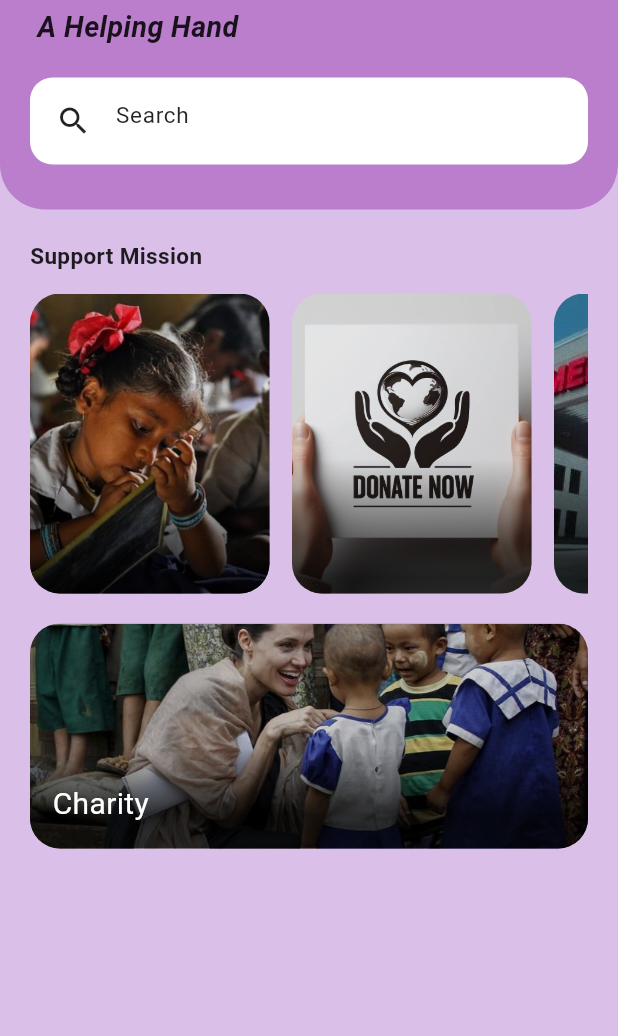
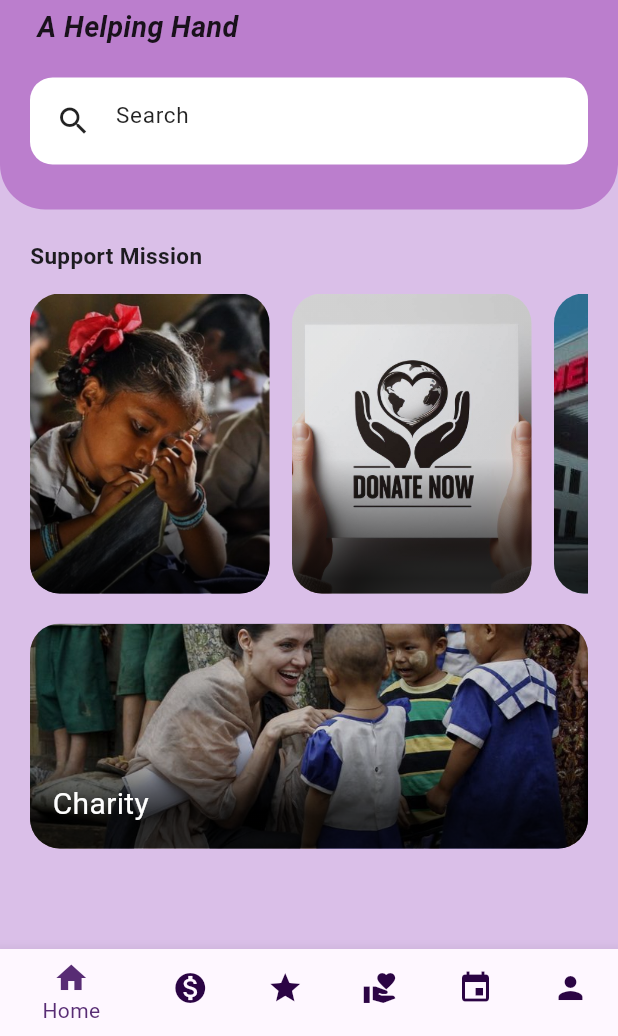
Before and after one commit to ikhushibisht/Parvaah, a Flutter app: the DashboardScreen screen opened directly, on a phone screen of 412 x 824 dp, the part 200-1236 px from its top. Run offline on Flutter 3.47's test engine with Material 3 defaults, Android fonts, the phone set to English and light mode, and no system bars; our stand-ins replace firebase_core, flutter_otp_text_field, get, google_fonts, liquid_swipe, smooth_page_indicator; accounts and stored records are empty.

Commit message:
modified whole

```diff
--- a/lib/src/constants/text_string.dart
+++ b/lib/src/constants/text_string.dart
@@ -1,8 +1,8 @@
 const String tLogin = "Login";
 const String tSignup = "Sign Up";
 
-const String tAppName = "PARVAAH \nA Helping Hand";
-const String tAppTagLine = "Building a better tomorrow";
+const String tAppName = "          PARVAAH \nA Helping Hand";
+const String tAppTagLine = "      Building a better tomorrow";
 
 // --onboarding
 const String tOnboardingTitle1 = "VISION";
--- a/lib/src/features/authentication/screens/dashboard/dashboard.dart
+++ b/lib/src/features/authentication/screens/dashboard/dashboard.dart
@@ -3,14 +3,22 @@ import 'package:flutter/services.dart';
 import 'package:parvaah_helping_hand/src/constants/colors.dart';
 import 'package:parvaah_helping_hand/src/constants/image_string.dart';
 
-class DashboardScreen extends StatelessWidget {
+class DashboardScreen extends StatefulWidget {
   const DashboardScreen({Key? key}) : super(key: key);
+
+  @override
+  _DashboardScreenState createState() => _DashboardScreenState();
+}
+
+class _DashboardScreenState extends State<DashboardScreen> {
+  int _currentIndex = 0;
 
   @override
   Widget build(BuildContext context) {
     var mediaQuery = MediaQuery.of(context);
     var brightness = mediaQuery.platformBrightness;
     final isDarkMode = brightness == Brightness.dark;
+
     return Scaffold(
       backgroundColor: isDarkMode ? tAccentColor : tSecondaryColor,
       appBar: AppBar(
@@ -35,7 +43,9 @@ class DashboardScreen extends StatelessWidget {
                 decoration: BoxDecoration(
                   color: isDarkMode ? tPrimaryColor : tBgColor,
                   borderRadius: const BorderRadius.vertical(
-                        bottom: Radius.circular(30))),
+                    bottom: Radius.circular(30),
+                  ),
+                ),
                 padding: const EdgeInsets.all(20.0),
                 child: Column(
                   crossAxisAlignment: CrossAxisAlignment.start,
@@ -45,29 +55,28 @@ class DashboardScreen extends StatelessWidget {
                       style: TextStyle(
                         color: isDarkMode ? Colors.white : tPrimaryColor,
                         fontSize: 40,
-                          fontWeight: FontWeight.bold),
+                        fontWeight: FontWeight.bold,
                       ),
-                    const SizedBox(
-                      height: 5,
                     ),
+                    const SizedBox(height: 5),
                     Text(
                       ' A Helping Hand',
                       style: TextStyle(
                         color: isDarkMode ? Colors.yellow : Colors.black87,
                         fontStyle: FontStyle.italic,
                         fontSize: 19,
-                          fontWeight: FontWeight.bold),
+                        fontWeight: FontWeight.bold,
                       ),
-                    const SizedBox(
-                      height: 20,
                     ),
+                    const SizedBox(height: 20),
                     Container(
                       padding: const EdgeInsets.all(5),
                       decoration: BoxDecoration(
                         color: isDarkMode
                             ? const Color.fromARGB(255, 200, 196, 196)
                             : Colors.white,
-                          borderRadius: BorderRadius.circular(15)),
+                        borderRadius: BorderRadius.circular(15),
+                      ),
                       child: const TextField(
                         decoration: InputDecoration(
                           border: InputBorder.none,
@@ -76,19 +85,18 @@ class DashboardScreen extends StatelessWidget {
                             color: Colors.black87,
                           ),
                           hintText: "Search",
-                            hintStyle:
-                                TextStyle(color: Colors.black87, fontSize: 15)),
+                          hintStyle: TextStyle(
+                            color: Colors.black87,
+                            fontSize: 15,
                           ),
                         ),
-                    const SizedBox(
-                      height: 10,
                       ),
+                    ),
+                    const SizedBox(height: 10),
                   ],
                 ),
               ),
-              const SizedBox(
-                height: 20,
-              ),
+              const SizedBox(height: 20),
               Padding(
                 padding: const EdgeInsets.symmetric(horizontal: 20.0),
                 child: Column(
@@ -96,12 +104,12 @@ class DashboardScreen extends StatelessWidget {
                   children: <Widget>[
                     const Text(
                       'Support Mission',
-                      style:
-                          TextStyle(fontSize: 15, fontWeight: FontWeight.bold),
+                      style: TextStyle(
+                        fontSize: 15,
+                        fontWeight: FontWeight.bold,
                       ),
-                    const SizedBox(
-                      height: 15,
                     ),
+                    const SizedBox(height: 15),
                     SizedBox(
                       height: 200,
                       child: ListView(
@@ -114,29 +122,27 @@ class DashboardScreen extends StatelessWidget {
                         ],
                       ),
                     ),
-                    const SizedBox(
-                      height: 20,
-                    ),
+                    const SizedBox(height: 20),
                     Container(
                       height: 150,
                       decoration: BoxDecoration(
                         borderRadius: BorderRadius.circular(20),
                         image: const DecorationImage(
-                            fit: BoxFit.cover, image: AssetImage(tDash4)),
+                          fit: BoxFit.cover,
+                          image: AssetImage(tDash4),
+                        ),
                       ),
                       child: Container(
                         decoration: BoxDecoration(
                           borderRadius: BorderRadius.circular(20),
                           gradient: LinearGradient(
                             begin: Alignment.bottomRight,
-                              stops: const [
-                                0.3,
-                                0.9
-                              ],
+                            stops: const [0.3, 0.9],
                             colors: [
                               Colors.black.withOpacity(.8),
-                                Colors.black.withOpacity(.2)
-                              ]),
+                              Colors.black.withOpacity(.2),
+                            ],
+                          ),
                         ),
                         child: const Align(
                           alignment: Alignment.bottomLeft,
@@ -144,19 +150,63 @@ class DashboardScreen extends StatelessWidget {
                             padding: EdgeInsets.all(15.0),
                             child: Text(
                               'Charity',
-                              style:
-                                  TextStyle(color: Colors.white, fontSize: 20),
+                              style: TextStyle(
+                                color: Colors.white,
+                                fontSize: 20,
                               ),
                             ),
                           ),
                         ),
-                    )
-                  ],
                       ),
-              )
+                    ),
                   ],
                 ),
               ),
+            ],
+          ),
+        ),
+      ),
+      bottomNavigationBar: BottomNavigationBar(
+        currentIndex: _currentIndex,
+        onTap: (index) {
+          setState(() {
+            _currentIndex = index;
+          });
+        },
+        items: const [
+          BottomNavigationBarItem(
+            icon: Icon(Icons.home),
+            label: 'Home',
+          ),
+          BottomNavigationBarItem(
+            icon: Icon(Icons.monetization_on),
+            label: 'Donate',
+          ),
+          BottomNavigationBarItem(
+            icon: Icon(Icons.star),
+            label: 'Campaigns',
+          ),
+          BottomNavigationBarItem(
+            icon: Icon(Icons.volunteer_activism),
+            label: 'Volunteer',
+          ),
+          BottomNavigationBarItem(
+            icon: Icon(Icons.event),
+            label: 'Events',
+          ),
+          BottomNavigationBarItem(
+            icon: Icon(Icons.person),
+            label: 'Profile',
+          ),
+        ],
+        backgroundColor: isDarkMode
+            ? tPrimaryColor
+            : tBgColor, // Set background color based on light/dark mode
+        selectedItemColor:
+            isDarkMode ? Colors.amber : tAccentColor, // Set selected item color
+        unselectedItemColor: isDarkMode
+            ? Colors.white
+            : tPrimaryColor, // Set unselected item color
       ),
     );
   }
@@ -168,21 +218,23 @@ class DashboardScreen extends StatelessWidget {
         margin: const EdgeInsets.only(right: 15.0),
         decoration: BoxDecoration(
           borderRadius: BorderRadius.circular(20),
-          image: DecorationImage(fit: BoxFit.cover, image: AssetImage(image)),
+          image: DecorationImage(
+            fit: BoxFit.cover,
+            image: AssetImage(image),
+          ),
         ),
         child: Container(
           decoration: BoxDecoration(
             borderRadius: BorderRadius.circular(20),
             gradient: LinearGradient(
               begin: Alignment.bottomRight,
-                  stops: const [
-                    0.1,
-                    0.9
-                  ],
+              stops: const [0.1, 0.9],
               colors: [
                 Colors.black.withOpacity(.8),
-                    Colors.black.withOpacity(.1)
-                  ])),
+                Colors.black.withOpacity(.1),
+              ],
+            ),
+          ),
         ),
       ),
     );
--- a/lib/src/features/authentication/screens/onbo_screen/onbo_sc.dart
+++ b/lib/src/features/authentication/screens/onbo_screen/onbo_sc.dart
@@ -24,7 +24,7 @@ class OnBoardingScreen extends StatelessWidget {
             liquidController: obController.controller,
             onPageChangeCallback: obController.onPageChangedCallback,
             slideIconWidget: const Icon(Icons.arrow_back_ios),
-            waveType: WaveType.liquidReveal,
+            waveType: WaveType.circularReveal,
           ),
           Positioned(
             bottom: 37.0,
```
Lines whose indentation alone changed are shown as unchanged.
